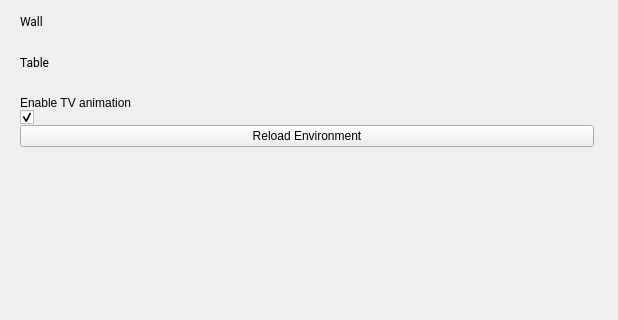
First picture: the form in android/android-ui/modules/aemu-ext-pages-grpc/camera/src/android/skin/qt/extended-pages/camera-virtualscene-subpage-grpc.ui, repository CodeLinaro-mirror/la_platform_external_qemu, before the edit; both pictures show x 0 to 618 and y 0 to 320 of the 618 by 623 pixel window.
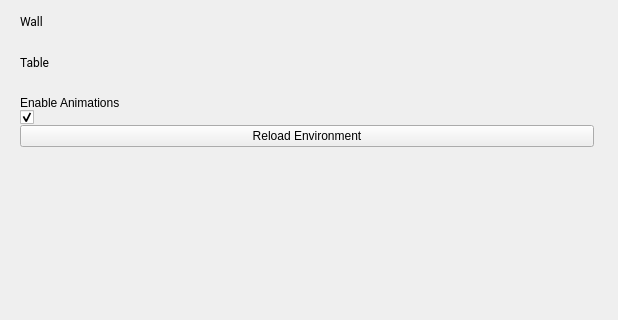
Second picture: the form after the edit. Custom widgets are drawn as their Qt base class.

Commit message:
Change UI to make animations less hard coded
Currently the UI says 'Enable TV animation' which is only valid for the
default virtual scene we're using. But with the unification with the
environment system, we'll repurpose it to control all type of
animations.

Test: CI

Diff of the .ui file:
```diff
--- a/android/android-ui/modules/aemu-ext-pages-grpc/camera/src/android/skin/qt/extended-pages/camera-virtualscene-subpage-grpc.ui
+++ b/android/android-ui/modules/aemu-ext-pages-grpc/camera/src/android/skin/qt/extended-pages/camera-virtualscene-subpage-grpc.ui
@@ -134,7 +134,7 @@
      <item>
       <widget class="QLabel" name="labelTV">
        <property name="text">
-        <string>Enable TV animation</string>
+        <string>Enable Animations</string>
        </property>
       </widget>
      </item>
```
The commit also changes 1 other file.
